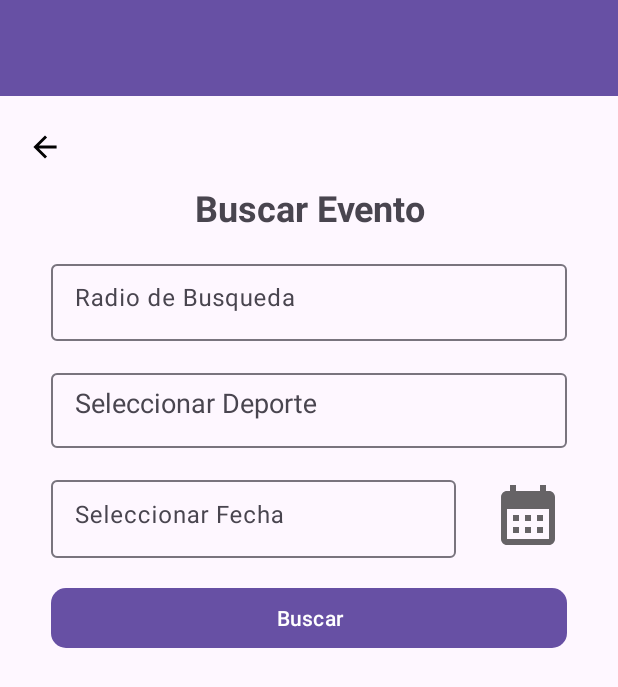
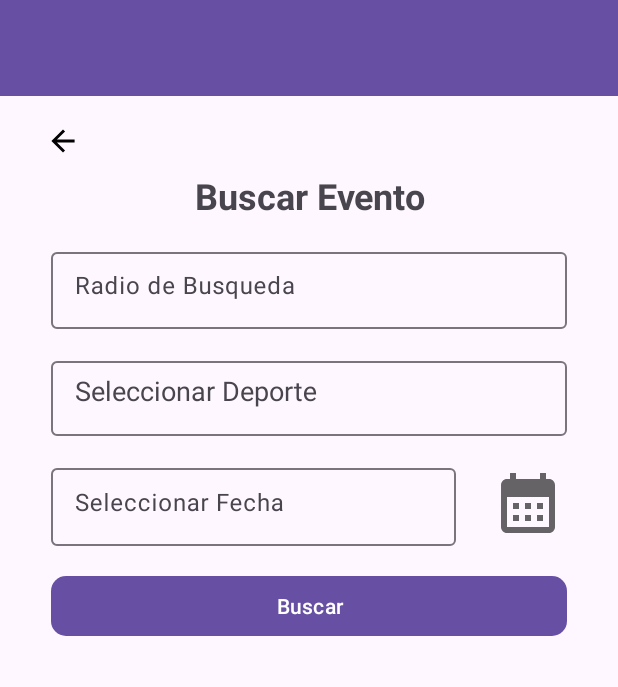
Before and after one commit to RodrigoPersoglia/PlayNow, an Android app: the SubscriberMain screen opened directly, with no data from a screen before it, after a tap on "Buscar Evento", on a phone screen of 412 x 824 dp. Shown: the top 687 px of the screen. Run offline under Robolectric (Android 15) with nearby library versions, the phone set to English and light mode, and no system bars; our stand-ins replace Firebase (no records; nobody signed in at launch, a user with empty details on screens opened directly).

Commit message:
estilo al boton de retroceso

```diff
--- a/app/src/main/res/layout/search_event.xml
+++ b/app/src/main/res/layout/search_event.xml
@@ -13,15 +13,17 @@
         <Button
             android:id="@+id/back_btn"
             android:layout_width="wrap_content"
-            android:layout_height="wrap_content"
+            android:layout_height="40dp"
+            android:layout_marginStart="12dp"
             android:background="@android:color/transparent"
             android:paddingLeft="0dp"
             android:paddingTop="0dp"
             android:paddingEnd="0dp"
+
             android:paddingRight="0dp"
             android:paddingBottom="0dp"
-
             app:icon="@drawable/ic_arrow_back_foreground"
+            app:iconGravity="start"
             app:iconPadding="0dp"
             app:iconSize="40dp"
             app:iconTint="#020202" />
```
